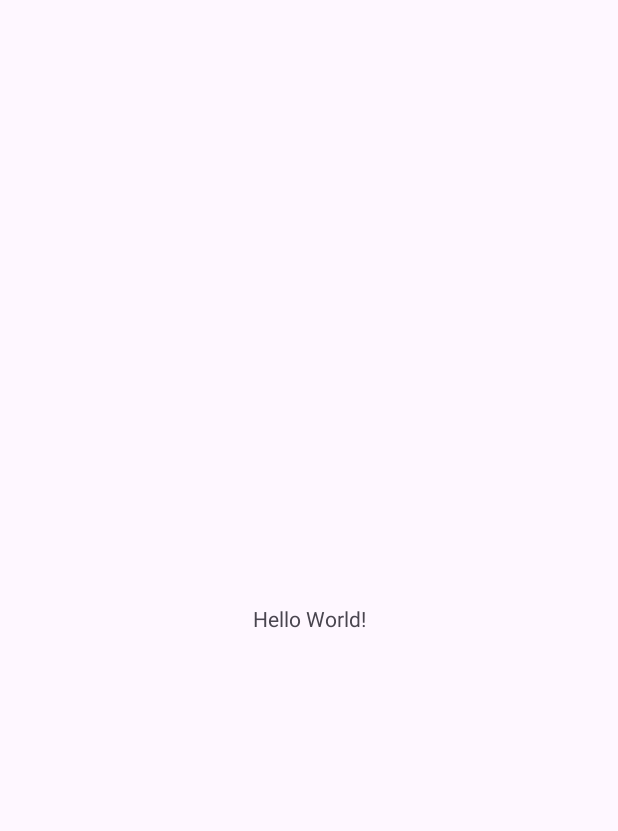
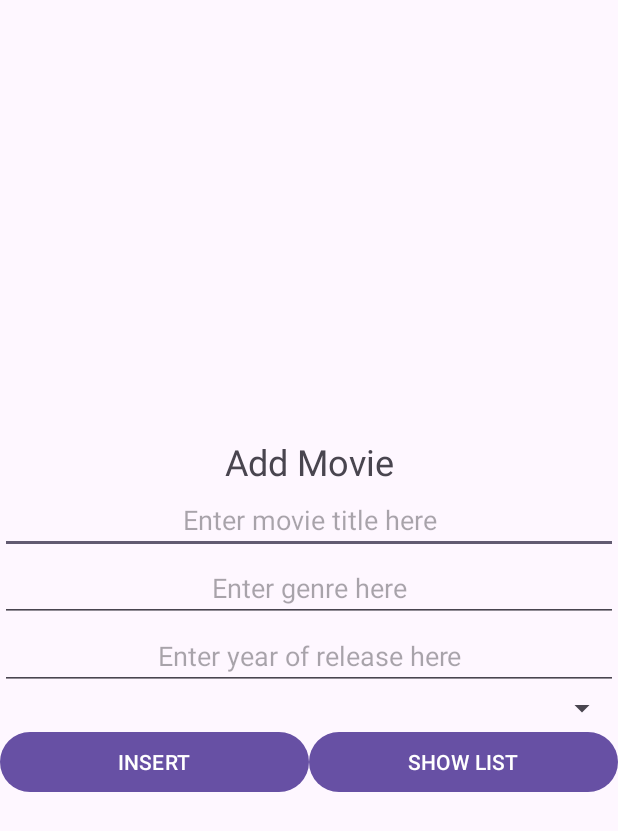
Before and after one commit to Vanessa-Young03/L11_PS, an Android app: the screen it shows after launch (MainActivity), on a phone screen of 412 x 824 dp. Before the commit the part shown is almost empty. Shown: the top 831 px of the screen. Run offline under Robolectric (Android 15) with nearby library versions, the phone set to English and light mode, and no system bars; 2 statements that could not run were skipped.

```diff
--- a/app/src/main/java/sg/edu/rp/c346/id22038532/l11_ps/MainActivity.java
+++ b/app/src/main/java/sg/edu/rp/c346/id22038532/l11_ps/MainActivity.java
@@ -3,12 +3,78 @@ package sg.edu.rp.c346.id22038532.l11_ps;
 import androidx.appcompat.app.AppCompatActivity;
 
 import android.os.Bundle;
+import android.view.View;
+import android.widget.AdapterView;
+import android.widget.ArrayAdapter;
+import android.widget.Button;
+import android.widget.EditText;
+import android.widget.Spinner;
 
 public class MainActivity extends AppCompatActivity {
+    EditText etMovieTitle, etMovieGenre, etMovieYear;
+    Button btnInsert, btnShowList;
+    Spinner spinningRating;
+    String rating = "";
 
     @Override
     protected void onCreate(Bundle savedInstanceState) {
         super.onCreate(savedInstanceState);
         setContentView(R.layout.activity_main);
-    }
-}
+
+        etMovieTitle = findViewById(R.id.editTextMovieTitle);
+        etMovieGenre = findViewById(R.id.editTextMovieGenre);
+        etMovieYear = findViewById(R.id.editTextMovieYear);
+        btnInsert = findViewById(R.id.buttonInsert);
+        btnShowList = findViewById(R.id.buttonShowList);
+
+        DBHelper db = new DBHelper(MainActivity.this);
+
+        String[] ratingArray ={"G", "PG", "PG13", "NC16", "M18", "R21"};
+        ArrayAdapter<String> adapter = new ArrayAdapter<>(this, R.layout.spinnerlayout, ratingArray);
+        spinningRating.setAdapter(adapter);
+
+
+
+        spinningRating.setOnItemSelectedListener(new AdapterView.OnItemSelectedListener() {
+            @Override
+            public void onItemSelected(AdapterView<?> adapterView, View view, int rate, long l) {
+                switch (rate)
+                {
+                    case 0:
+                        rating = "G";
+                        break;
+                    case 1:
+                        rating = "PG";
+                        break;
+                    case 2:
+                        rating = "PG13";
+                        break;
+                    case 4:
+                        rating = "NC16";
+                        break;
+                    case 5:
+                        rating = "M18";
+                        break;
+                    case 6:
+                        rating = "R21";
+                        break;
+                }
+            }
+
+            @Override
+            public void onNothingSelected(AdapterView<?> adapterView) {
+
+            }
+        });
+
+        btnInsert.setOnClickListener(new View.OnClickListener() {
+            @Override
+            public void onClick(View view) {
+
+            }
+        });
+
+
+
+
+}}
--- a/app/src/main/res/layout/activity_main.xml
+++ b/app/src/main/res/layout/activity_main.xml
@@ -1,18 +1,71 @@
 <?xml version="1.0" encoding="utf-8"?>
-<androidx.constraintlayout.widget.ConstraintLayout xmlns:android="http://schemas.android.com/apk/res/android"
+<LinearLayout xmlns:android="http://schemas.android.com/apk/res/android"
     xmlns:app="http://schemas.android.com/apk/res-auto"
     xmlns:tools="http://schemas.android.com/tools"
     android:layout_width="match_parent"
     android:layout_height="match_parent"
+    android:orientation="vertical"
+    android:gravity="center|center_vertical"
     tools:context=".MainActivity">
 
     <TextView
-        android:layout_width="wrap_content"
+        android:id="@+id/textView"
+        android:layout_width="match_parent"
         android:layout_height="wrap_content"
-        android:text="Hello World!"
-        app:layout_constraintBottom_toBottomOf="parent"
-        app:layout_constraintEnd_toEndOf="parent"
-        app:layout_constraintStart_toStartOf="parent"
-        app:layout_constraintTop_toTopOf="parent" />
+        android:gravity="center"
+        android:text="@string/addMovie"
+        android:textSize="24sp" />
 
-</androidx.constraintlayout.widget.ConstraintLayout>
+    <EditText
+        android:id="@+id/editTextMovieTitle"
+        android:layout_width="match_parent"
+        android:layout_height="wrap_content"
+        android:ems="10"
+        android:gravity="center"
+        android:hint="@string/title"
+        android:inputType="text" />
+
+    <EditText
+        android:id="@+id/editTextMovieGenre"
+        android:layout_width="match_parent"
+        android:layout_height="wrap_content"
+        android:ems="10"
+        android:gravity="center"
+        android:hint="@string/genre"
+        android:inputType="text" />
+
+    <EditText
+        android:id="@+id/editTextMovieYear"
+        android:layout_width="match_parent"
+        android:layout_height="wrap_content"
+        android:ems="10"
+        android:gravity="center"
+        android:hint="@string/year"
+        android:inputType="text" />
+
+    <Spinner
+        android:id="@+id/spinnerRating"
+        android:layout_width="match_parent"
+        android:layout_height="wrap_content" />
+
+    <LinearLayout
+        android:layout_width="match_parent"
+        android:layout_height="wrap_content"
+        android:orientation="horizontal">
+
+        <Button
+            android:id="@+id/buttonInsert"
+            android:layout_width="match_parent"
+            android:layout_height="wrap_content"
+            android:layout_weight="1"
+            android:text="@string/btnInsert" />
+
+        <Button
+            android:id="@+id/buttonShowList"
+            android:layout_width="match_parent"
+            android:layout_height="match_parent"
+            android:layout_weight="1"
+            android:text="@string/btnShowList" />
+    </LinearLayout>
+
+</LinearLayout>
--- a/app/src/main/res/values/strings.xml
+++ b/app/src/main/res/values/strings.xml
@@ -1,8 +1,9 @@
 <resources>
     <string name="app_name">L11_PS</string>
-    <string-array name="spinnerItems">
-        <item>PG13</item>
-        <item>NC16</item>
-        <item>M18</item>
-    </string-array>
+    <string name="addMovie">Add Movie</string>
+    <string name="title">Enter movie title here</string>
+    <string name="genre">Enter genre here</string>
+    <string name="year">Enter year of release here</string>
+    <string name="btnInsert">INSERT</string>
+    <string name="btnShowList">SHOW LIST</string>
 </resources>
```
Also changed, not shown: app/src/main/java/sg/edu/rp/c346/id22038532/l11_ps/CustomAdapter.java (+24 -2 lines), app/src/main/java/sg/edu/rp/c346/id22038532/l11_ps/DBHelper.java (+5 -5 lines), app/src/main/java/sg/edu/rp/c346/id22038532/l11_ps/Movies.java (+4 -4 lines), app/src/main/res/layout/row.xml (+5 -27 lines), app/src/main/res/layout/spinnerlayout.xml (added, +11 -0 lines), app/src/main/res/drawable/rating_g.jpg (added), app/src/main/res/drawable/rating_m18.jpg (added), app/src/main/res/drawable/rating_nc16.jpg (added), app/src/main/res/drawable/rating_pg.jpg (added), app/src/main/res/drawable/rating_pg13.jpg (added), app/src/main/res/drawable/rating_r21.jpg (added).
